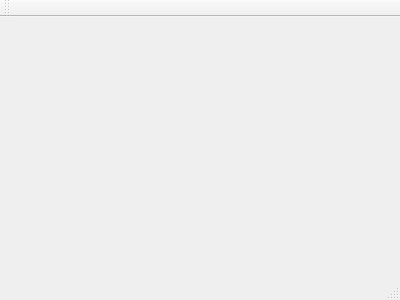
Old version of the form mainwindow.ui in the repository danielm15/VLN1-2016-Hopur_16.
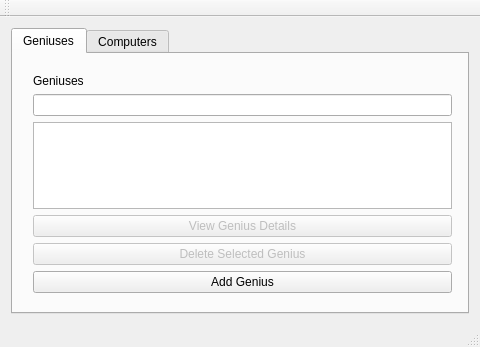
New version of the form.

Commit message: Template layout for upcoming project

Patch:
```diff
--- a/mainwindow.ui
+++ b/mainwindow.ui
@@ -1,24 +1,163 @@
 <ui version="4.0">
  <class>MainWindow</class>
- <widget class="QMainWindow" name="MainWindow" >
-  <property name="geometry" >
+ <widget class="QMainWindow" name="MainWindow">
+  <property name="geometry">
    <rect>
     <x>0</x>
     <y>0</y>
-    <width>400</width>
-    <height>300</height>
+    <width>480</width>
+    <height>347</height>
    </rect>
   </property>
   <property name="windowTitle" >
    <string>MainWindow</string>
   </property>
-  <widget class="QMenuBar" name="menuBar" />
-  <widget class="QToolBar" name="mainToolBar" />
-  <widget class="QWidget" name="centralWidget" />
-  <widget class="QStatusBar" name="statusBar" />
+  <widget class="QWidget" name="centralWidget">
+   <layout class="QVBoxLayout" name="verticalLayout">
+    <item>
+     <widget class="QTabWidget" name="tabWidget">
+      <property name="currentIndex">
+       <number>0</number>
+      </property>
+      <widget class="QWidget" name="tabGenius">
+       <attribute name="title">
+        <string>Geniuses</string>
+       </attribute>
+       <widget class="QWidget" name="verticalLayoutWidget">
+        <property name="geometry">
+         <rect>
+          <x>9</x>
+          <y>9</y>
+          <width>441</width>
+          <height>241</height>
+         </rect>
+        </property>
+        <layout class="QVBoxLayout" name="verticalLayout_3">
+         <item>
+          <widget class="QLabel" name="labelGeniuses">
+           <property name="text">
+            <string>Geniuses</string>
+           </property>
+          </widget>
+         </item>
+         <item>
+          <widget class="QLineEdit" name="lineEditGeniusFilter"/>
+         </item>
+         <item>
+          <widget class="QTableWidget" name="tableWidgetGeniuses"/>
+         </item>
+         <item>
+          <widget class="QPushButton" name="pushButtonViewGeniusDetails">
+           <property name="enabled">
+            <bool>false</bool>
+           </property>
+           <property name="text">
+            <string>View Genius Details</string>
+           </property>
+          </widget>
+         </item>
+         <item>
+          <widget class="QPushButton" name="pushButtonDeleteGenius">
+           <property name="enabled">
+            <bool>false</bool>
+           </property>
+           <property name="text">
+            <string>Delete Selected Genius</string>
+           </property>
+          </widget>
+         </item>
+         <item>
+          <widget class="QPushButton" name="pushButtonAddGenius">
+           <property name="text">
+            <string>Add Genius</string>
+           </property>
+          </widget>
+         </item>
+        </layout>
+       </widget>
+      </widget>
+      <widget class="QWidget" name="tabComputers">
+       <attribute name="title">
+        <string>Computers</string>
+       </attribute>
+       <widget class="QWidget" name="verticalLayoutWidget_2">
+        <property name="geometry">
+         <rect>
+          <x>9</x>
+          <y>9</y>
+          <width>441</width>
+          <height>241</height>
+         </rect>
+        </property>
+        <layout class="QVBoxLayout" name="verticalLayout_4">
+         <item>
+          <widget class="QLabel" name="labelComputers">
+           <property name="text">
+            <string>Computers</string>
+           </property>
+          </widget>
+         </item>
+         <item>
+          <widget class="QLineEdit" name="lineEditComputerFilter"/>
+         </item>
+         <item>
+          <widget class="QTableWidget" name="tableWidgetComputers"/>
+         </item>
+         <item>
+          <widget class="QPushButton" name="pushButtonViewComputerDetails">
+           <property name="enabled">
+            <bool>false</bool>
+           </property>
+           <property name="text">
+            <string>View Computer Details</string>
+           </property>
+          </widget>
+         </item>
+         <item>
+          <widget class="QPushButton" name="pushButtonDeleteComputer">
+           <property name="enabled">
+            <bool>false</bool>
+           </property>
+           <property name="text">
+            <string>Delete Selected Computer</string>
+           </property>
+          </widget>
+         </item>
+         <item>
+          <widget class="QPushButton" name="pushButtonAddComputer">
+           <property name="text">
+            <string>Add Computer</string>
+           </property>
+          </widget>
+         </item>
+        </layout>
+       </widget>
+      </widget>
+     </widget>
+    </item>
+   </layout>
+  </widget>
+  <widget class="QMenuBar" name="menuBar">
+   <property name="geometry">
+    <rect>
+     <x>0</x>
+     <y>0</y>
+     <width>480</width>
+     <height>17</height>
+    </rect>
+   </property>
+  </widget>
+  <widget class="QToolBar" name="mainToolBar">
+   <attribute name="toolBarArea">
+    <enum>TopToolBarArea</enum>
+   </attribute>
+   <attribute name="toolBarBreak">
+    <bool>false</bool>
+   </attribute>
+  </widget>
+  <widget class="QStatusBar" name="statusBar"/>
  </widget>
- <layoutDefault spacing="6" margin="11" />
- <pixmapfunction></pixmapfunction>
+ <layoutdefault spacing="6" margin="11"/>
  <resources/>
  <connections/>
 </ui>
```
Left out of the diff: 3 changed lines with no effect on the pictures. The commit also changes 13 other files.
